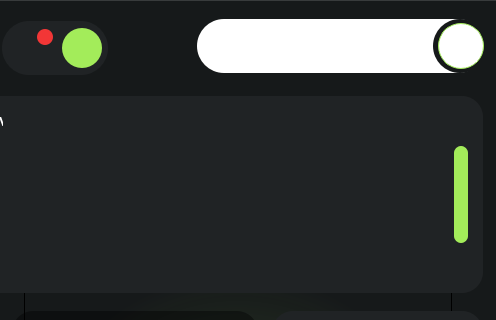
This is VEDA-1/VEDA1.ui in kirikrus/VEDA-1.Global-app as Qt 5 draws it before an edit; both pictures show x 540 to 1036 and y 0 to 320 of the 1036 by 747 pixel window. The edited form follows.
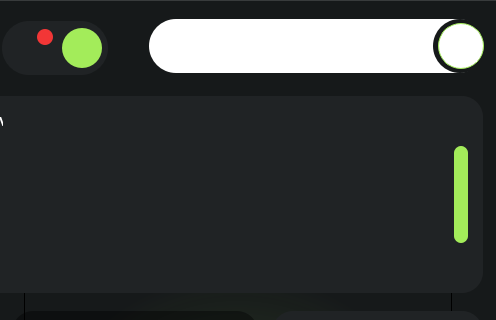
This is the edited form. The open tabs and pages were chosen to show the change. Icons and pictures are not drawn.

The edit to the form file:
```diff
--- a/VEDA-1/VEDA1.ui
+++ b/VEDA-1/VEDA1.ui
@@ -1981,9 +1981,9 @@
      <widget class="QFrame" name="search_2">
       <property name="geometry">
        <rect>
-        <x>745</x>
+        <x>697</x>
         <y>18</y>
-        <width>288</width>
+        <width>336</width>
         <height>54</height>
        </rect>
       </property>
```
